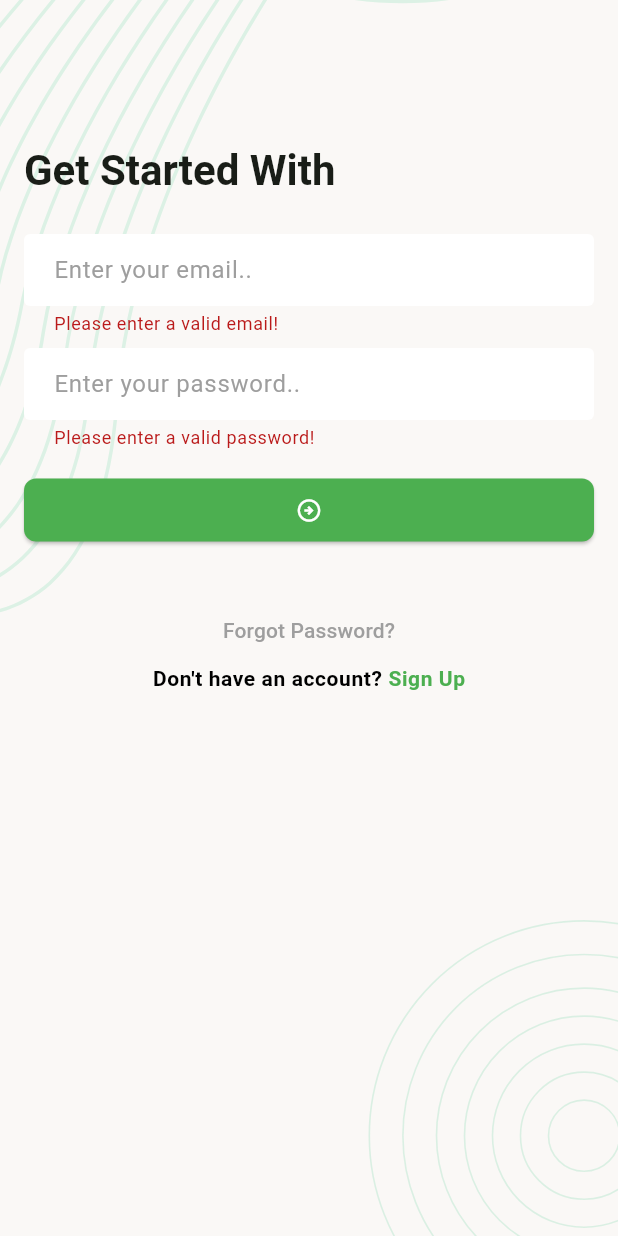
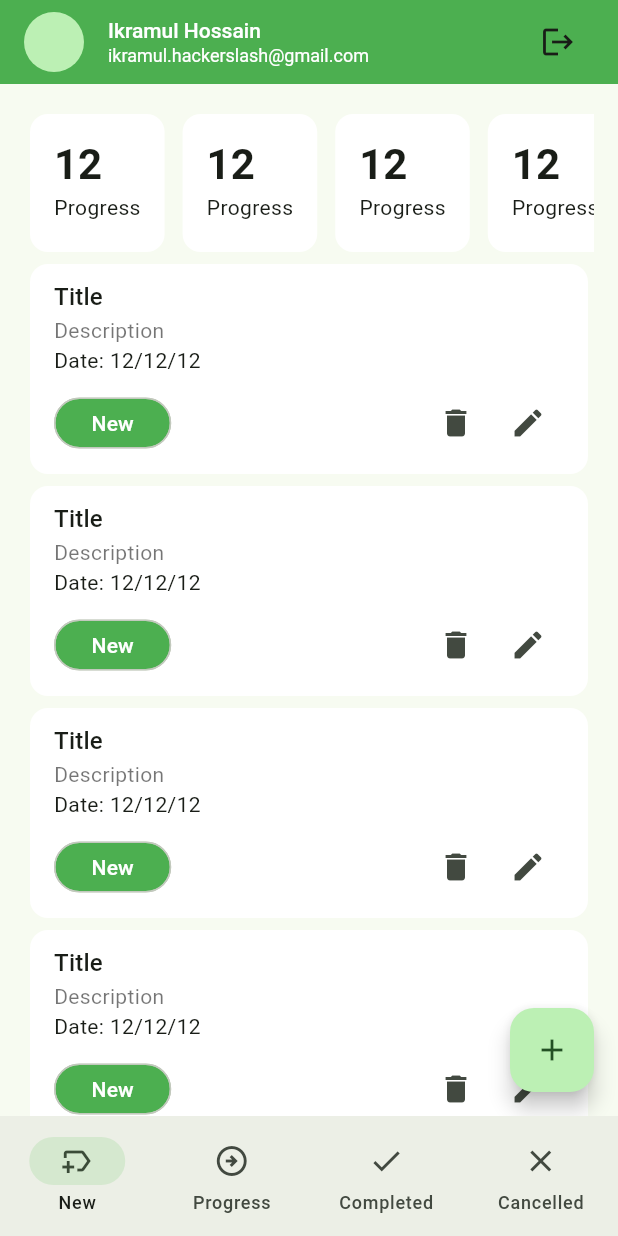
Before and after one commit to ikramul14091/task_manager_app, a Flutter app: the screen it shows after launch, after a tap on the "arrow circle right" icon, on a phone screen of 412 x 824 dp. Run offline on Flutter 3.47's test engine with Material 3 defaults, Android fonts, the phone set to English and light mode, and no system bars; our stand-ins replace email_validator, flutter_svg, pin_code_fields.

Commit message:
Add new task list screen ui design

```diff
--- a/lib/app.dart
+++ b/lib/app.dart
@@ -1,6 +1,7 @@
 import 'package:flutter/material.dart';
 import 'package:task_manager_app/ui/screens/change_password_screen.dart';
 import 'package:task_manager_app/ui/screens/forgot_password_email_screen.dart';
+import 'package:task_manager_app/ui/screens/main_navbar_holder_screen.dart';
 import 'package:task_manager_app/ui/screens/sign_in_screen.dart';
 import 'package:task_manager_app/ui/screens/sign_up_screen.dart';
 import 'package:task_manager_app/ui/screens/splash_screen.dart';
@@ -51,6 +52,7 @@ class TaskManagerApp extends StatelessWidget {
             ForgotPasswordEmailScreen(),
         PinVerificationScreen.name: (context) => PinVerificationScreen(),
         ChangePasswordScreen.name: (context) => ChangePasswordScreen(),
+        MainNavbarHolderScreen.name: (context) => MainNavbarHolderScreen(),
       },
     );
   }
--- a/lib/ui/screens/change_password_screen.dart
+++ b/lib/ui/screens/change_password_screen.dart
@@ -46,6 +46,7 @@ class _ChangePasswordScreenState extends State<ChangePasswordScreen> {
                   const SizedBox(height: 24),
                   TextFormField(
                     controller: _passwordTEController,
+                    textInputAction: TextInputAction.next,
                     decoration: InputDecoration(
                       hintText: 'New Password'
                     ),
--- /dev/null
+++ b/lib/ui/screens/main_navbar_holder_screen.dart
@@ -0,0 +1,45 @@
+import 'package:flutter/material.dart';
+import 'package:task_manager_app/ui/screens/new_task_list_screen.dart';
+
+import '../widgets/tm_app_bar.dart';
+
+class MainNavbarHolderScreen extends StatefulWidget {
+  const MainNavbarHolderScreen({super.key});
+
+  static const String name = '/main-navbar-holder';
+
+  @override
+  State<MainNavbarHolderScreen> createState() => _MainNavbarHolderScreenState();
+}
+
+class _MainNavbarHolderScreenState extends State<MainNavbarHolderScreen> {
+  final List<Widget> _screens = [NewTaskListScreen()];
+  int _selectedIndex = 0;
+
+  @override
+  Widget build(BuildContext context) {
+    return Scaffold(
+      appBar: TMAppBar(),
+      body: _screens[_selectedIndex],
+      bottomNavigationBar: NavigationBar(
+        selectedIndex: _selectedIndex,
+        onDestinationSelected: (int index) {
+          _selectedIndex = index;
+          setState(() {});
+        },
+        destinations: [
+          NavigationDestination(
+            icon: Icon(Icons.new_label_outlined),
+            label: 'New',
+          ),
+          NavigationDestination(
+            icon: Icon(Icons.arrow_circle_right_outlined),
+            label: 'Progress',
+          ),
+          NavigationDestination(icon: Icon(Icons.done), label: 'Completed'),
+          NavigationDestination(icon: Icon(Icons.close), label: 'Cancelled'),
+        ],
+      ),
+    );
+  }
+}
--- /dev/null
+++ b/lib/ui/screens/new_task_list_screen.dart
@@ -0,0 +1,56 @@
+import 'package:flutter/material.dart';
+
+import '../widgets/task_card.dart';
+import '../widgets/task_count_summary_card.dart';
+
+class NewTaskListScreen extends StatefulWidget {
+  const NewTaskListScreen({super.key});
+
+  @override
+  State<NewTaskListScreen> createState() => _NewTaskListScreenState();
+}
+
+class _NewTaskListScreenState extends State<NewTaskListScreen> {
+  @override
+  Widget build(BuildContext context) {
+    return Scaffold(
+      body: Padding(
+        padding: const EdgeInsets.symmetric(horizontal: 16),
+        child: Column(
+          children: [
+            const SizedBox(height: 16),
+            SizedBox(
+              height: 100,
+              child: ListView.separated(
+                itemCount: 4,
+                scrollDirection: Axis.horizontal,
+                itemBuilder: (context, index) {
+                  return TaskCountSummaryCard(title: 'Progress', count: 12);
+                },
+                separatorBuilder: (context, index) => const SizedBox(width: 4),
+              ),
+            ),
+            Expanded(
+              child: ListView.builder(
+                primary: false,
+                shrinkWrap: true,
+                itemCount: 10,
+                itemBuilder: (context, index) {
+                  return TaskCard();
+                },
+              ),
+            ),
+          ],
+        ),
+      ),
+      floatingActionButton: FloatingActionButton(
+        onPressed: _onTapAddNewTaskButton,
+        child: Icon(Icons.add),
+      ),
+    );
+  }
+
+  void _onTapAddNewTaskButton() {
+    //TODO: Add New Task
+  }
+}
--- a/lib/ui/screens/sign_in_screen.dart
+++ b/lib/ui/screens/sign_in_screen.dart
@@ -4,6 +4,8 @@ import 'package:flutter/material.dart';
 import 'package:task_manager_app/ui/screens/forgot_password_email_screen.dart';
 import 'package:task_manager_app/ui/screens/sign_up_screen.dart';
 import 'package:task_manager_app/ui/widgets/screen_background.dart';
+
+import 'main_navbar_holder_screen.dart';
 
 class SignInScreen extends StatefulWidget {
   const SignInScreen({super.key});
@@ -54,9 +56,11 @@ class _SignInScreenState extends State<SignInScreen> {
                   TextFormField(
                     controller: _passwordTEController,
                     obscureText: true,
-                    decoration: InputDecoration(hintText: 'Enter your password..'),
+                    decoration: InputDecoration(
+                      hintText: 'Enter your password..',
+                    ),
                     validator: (String? value) {
-                      if ((value?.length ?? 0) <=6) {
+                      if ((value?.length ?? 0) <= 6) {
                         return 'Please enter a valid password!';
                       }
                       return null;
@@ -116,6 +120,11 @@ class _SignInScreenState extends State<SignInScreen> {
     if (_formkey.currentState!.validate()) {
       //TODO: Sign In with API
     }
+    Navigator.pushNamedAndRemoveUntil(
+      context,
+      MainNavbarHolderScreen.name,
+      (predicate) => false,
+    );
   }
 
   void _onTapForgotPasswordButton() {
--- /dev/null
+++ b/lib/ui/widgets/task_card.dart
@@ -0,0 +1,40 @@
+import 'package:flutter/material.dart';
+
+class TaskCard extends StatelessWidget {
+  const TaskCard({super.key});
+
+  @override
+  Widget build(BuildContext context) {
+    return Card(
+      elevation: 0,
+      color: Colors.white,
+      child: Padding(
+        padding: const EdgeInsets.symmetric(horizontal: 16, vertical: 10),
+        child: Column(
+          crossAxisAlignment: CrossAxisAlignment.start,
+          children: [
+            Text('Title', style: Theme.of(context).textTheme.titleMedium),
+            Text('Description', style: TextStyle(color: Colors.black54)),
+            Text('Date: 12/12/12'),
+            const SizedBox(height: 8),
+            Row(
+              children: [
+                Chip(
+                  label: Text('New', style: TextStyle(color: Colors.white)),
+                  padding: EdgeInsets.symmetric(horizontal: 16),
+                  backgroundColor: Colors.green,
+                  shape: RoundedRectangleBorder(
+                    borderRadius: BorderRadius.circular(20),
+                  ),
+                ),
+                Spacer(),
+                IconButton(onPressed: () {}, icon: Icon(Icons.delete)),
+                IconButton(onPressed: () {}, icon: Icon(Icons.edit)),
+              ],
+            ),
+          ],
+        ),
+      ),
+    );
+  }
+}
--- /dev/null
+++ b/lib/ui/widgets/task_count_summary_card.dart
@@ -0,0 +1,30 @@
+import 'package:flutter/material.dart';
+
+class TaskCountSummaryCard extends StatelessWidget {
+  const TaskCountSummaryCard({
+    super.key,
+    required this.title,
+    required this.count,
+  });
+
+  final String title;
+  final int count;
+
+  @override
+  Widget build(BuildContext context) {
+    return Card(
+      elevation: 0,
+      color: Colors.white,
+      child: Padding(
+        padding: const EdgeInsets.all(16),
+        child: Column(
+          crossAxisAlignment: CrossAxisAlignment.start,
+          children: [
+            Text('$count', style: Theme.of(context).textTheme.titleLarge),
+            Text(title, maxLines: 1),
+          ],
+        ),
+      ),
+    );
+  }
+}
--- /dev/null
+++ b/lib/ui/widgets/tm_app_bar.dart
@@ -0,0 +1,59 @@
+import 'package:flutter/material.dart';
+import 'package:task_manager_app/ui/screens/sign_in_screen.dart';
+
+class TMAppBar extends StatefulWidget implements PreferredSizeWidget {
+  const TMAppBar({super.key});
+
+  @override
+  State<TMAppBar> createState() => _TMAppBarState();
+
+  @override
+  Size get preferredSize => Size.fromHeight(kToolbarHeight);
+}
+
+class _TMAppBarState extends State<TMAppBar> {
+  @override
+  Widget build(BuildContext context) {
+    return AppBar(
+      backgroundColor: Colors.green,
+      title: Row(
+        children: [
+          CircleAvatar(),
+          const SizedBox(width: 16),
+          Expanded(
+            child: Column(
+              crossAxisAlignment: CrossAxisAlignment.start,
+              children: [
+                Text(
+                  'Ikramul Hossain',
+                  style: TextStyle(
+                    fontSize: 14,
+                    fontWeight: FontWeight.w500,
+                    color: Colors.white,
+                  ),
+                ),
+                Text(
+                  'ikramul.hackerslash@gmail.com',
+                  style: TextStyle(
+                    fontSize: 12,
+                    fontWeight: FontWeight.w400,
+                    color: Colors.white,
+                  ),
+                ),
+              ],
+            ),
+          ),
+          IconButton(onPressed: _onTapLogoutButton, icon: Icon(Icons.logout)),
+        ],
+      ),
+    );
+  }
+
+  void _onTapLogoutButton() {
+    Navigator.pushNamedAndRemoveUntil(
+      context,
+      SignInScreen.name,
+      (predicate) => false,
+    );
+  }
+}
```
